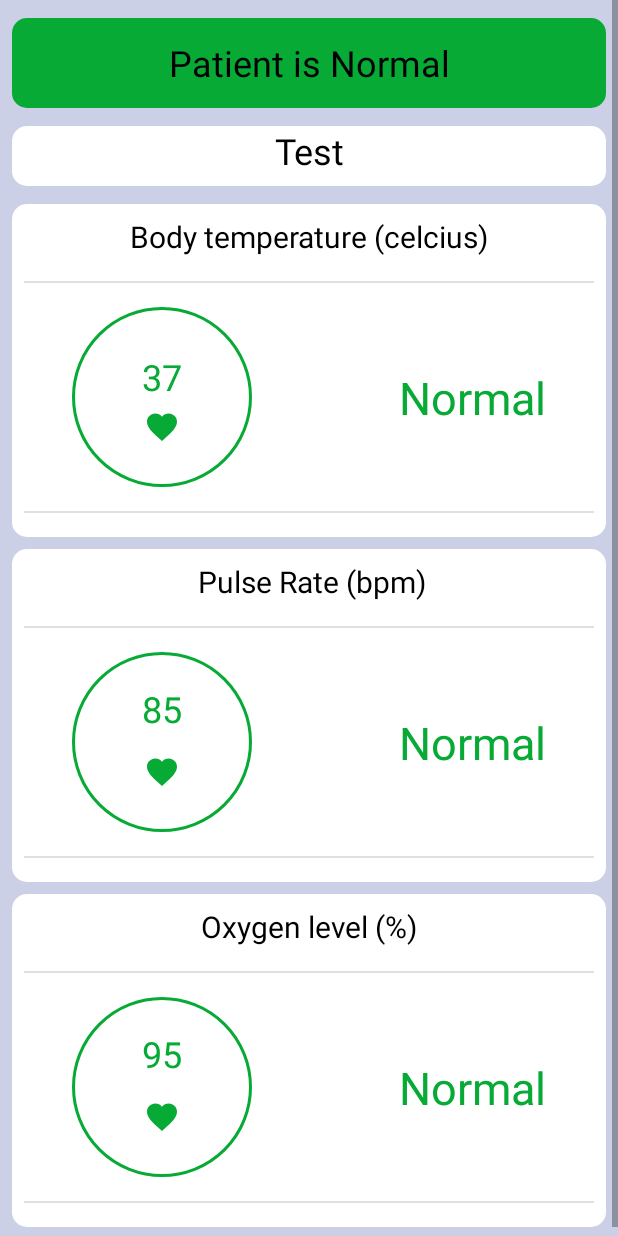
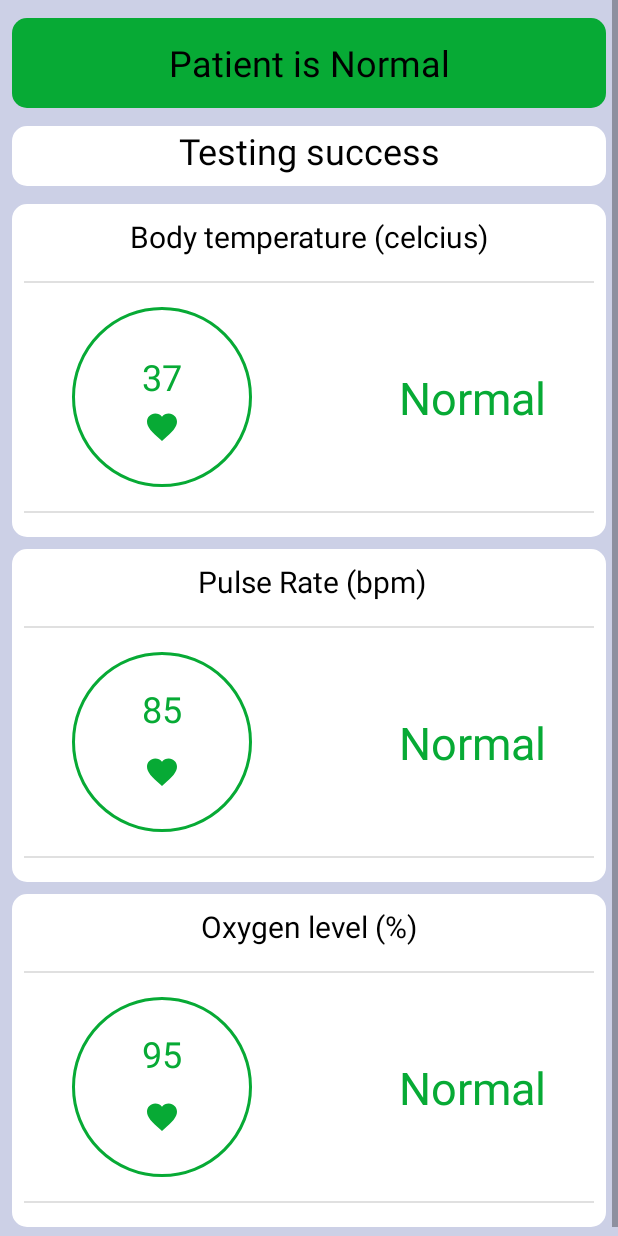
Before and after one commit to pbasithmpy/HealthMonitor, an Android app: the layout fragment_patient.xml on its own in the app's theme, with its tools: preview values and no code run, on a phone screen of 412 x 824 dp. Run offline under Robolectric (Android 15) with nearby library versions, the light colour scheme and no system bars.

Commit message:
test commit

```diff
--- a/app/src/main/res/layout/fragment_patient.xml
+++ b/app/src/main/res/layout/fragment_patient.xml
@@ -37,7 +37,7 @@
                 android:layout_width="match_parent"
                 android:layout_height="wrap_content"
                 android:minHeight="40dp"
-                android:text="Test"
+                android:text="Testing success"
                 android:background="@drawable/ripple_effect"
                 android:textAlignment="center"
                 android:textColor="@color/black"
```
